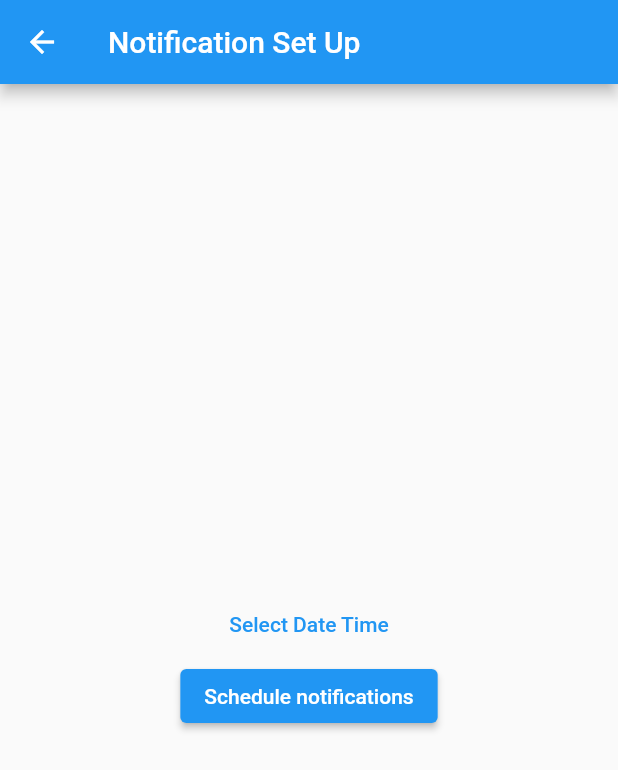
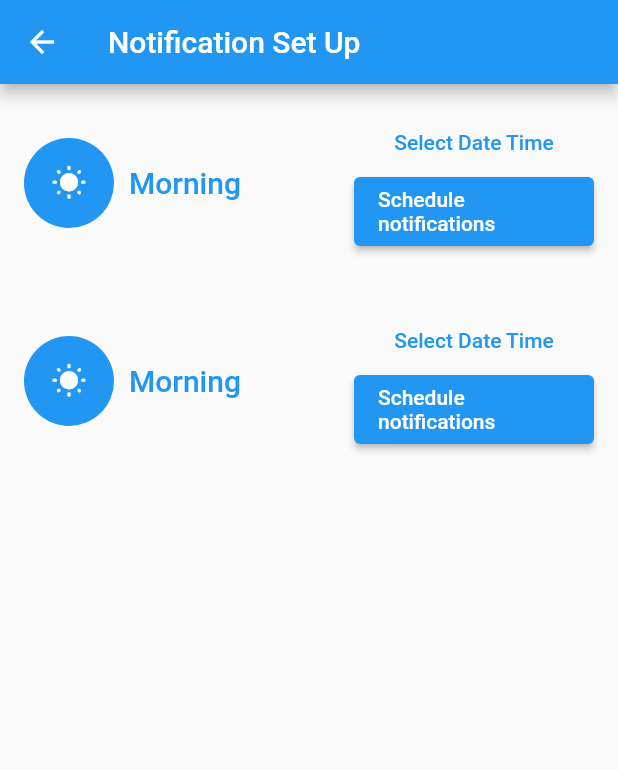
Before and after one commit to rdsarjito/brushing_teeth_reminder, a Flutter app: the MyNotification screen opened directly, on a phone screen of 412 x 824 dp. Shown: the top 770 px of the screen. Run offline on Flutter 3.47's test engine with Material 2 defaults, Android fonts, the phone set to English and light mode, and no system bars; our stand-ins replace flutter_datetime_picker_plus, flutter_local_notifications, flutter_speed_dial, table_calendar, timezone; missing offline and left inert: qr_code_scanner.

Commit message:
Update and Fix Notification

```diff
--- a/lib/notification.dart
+++ b/lib/notification.dart
@@ -1,6 +1,5 @@
 import 'package:flutter/material.dart';
 import 'package:flutter_datetime_picker_plus/flutter_datetime_picker_plus.dart';
-
 import 'Services/notifi_service.dart';
 
 DateTime scheduleTime = DateTime.now();
@@ -19,21 +18,21 @@ class _MyNotificationState extends State<MyNotification> {
       appBar: AppBar(
         title: const Text('Notification Set Up'),
       ),
-      body: const Center(
-        child: Column(
-          mainAxisAlignment: MainAxisAlignment.center,
-          children: const [
-            DatePickerTxt(),
-            ScheduleBtn(),
-          ],
-        ),
+      // body: const Center(
+      //   child: Column(
+      //     mainAxisAlignment: MainAxisAlignment.center,
+      //     children: [
+      //       DatePickerTxt(),
+      //       ScheduleBtn(),
+      //     ],
+      //   ),
+      // )
+      body: Column(
+        children: [
+          dateChangerSection,
+          dateChangerSection
+        ],
       )
-      // body: Column(
-      //   children: [
-      //     dateChangerSection,
-      //     dateChangerSection
-      //   ],
-      // )
 
     );
   }
```
Also changed, not shown: lib/home_page.dart (added, +124 -0 lines), lib/main.dart (+16 -108 lines), lib/scanner.dart (+16 -8 lines), 1 other file.
